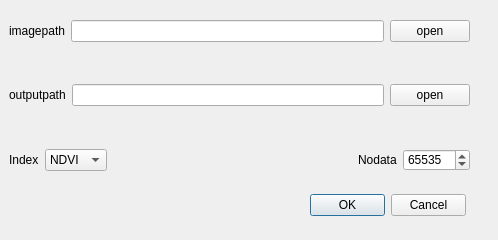
The window that ui/preProcess/index_calc.ui (scrssys/SCRS_RS_AI) describes before a commit, drawn with Qt 5.
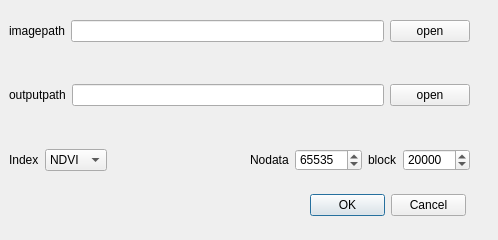
The same window after the commit.

Commit message: 20200817 linux 2 modify index_cal.py and band_combine.py with blocks

```diff
--- a/ui/preProcess/index_calc.ui
+++ b/ui/preProcess/index_calc.ui
@@ -150,27 +150,56 @@
        </spacer>
       </item>
       <item>
-       <layout class="QHBoxLayout" name="horizontalLayout_4">
+       <widget class="QLabel" name="label_4">
+        <property name="text">
+         <string>Nodata</string>
+        </property>
+       </widget>
+      </item>
+      <item>
+       <widget class="QSpinBox" name="spinBox">
+        <property name="minimumSize">
+         <size>
+          <width>0</width>
+          <height>22</height>
+         </size>
+        </property>
+        <property name="maximum">
+         <number>1000000000</number>
+        </property>
+        <property name="value">
+         <number>65535</number>
+        </property>
+       </widget>
+      </item>
+      <item>
+       <layout class="QHBoxLayout" name="horizontalLayout_6">
         <item>
-         <widget class="QLabel" name="label_4">
+         <widget class="QLabel" name="label_5">
           <property name="text">
-           <string>Nodata</string>
+           <string>block</string>
           </property>
          </widget>
         </item>
         <item>
-         <widget class="QSpinBox" name="spinBox">
+         <widget class="QSpinBox" name="spinBox_2">
           <property name="minimumSize">
            <size>
             <width>0</width>
             <height>22</height>
            </size>
           </property>
+          <property name="minimum">
+           <number>1000</number>
+          </property>
           <property name="maximum">
-           <number>1000000000</number>
+           <number>1000000</number>
+          </property>
+          <property name="singleStep">
+           <number>100</number>
           </property>
           <property name="value">
-           <number>65535</number>
+           <number>20000</number>
           </property>
          </widget>
         </item>
```
Left out of the diff: 3 changed lines with no effect on the pictures. The commit also changes 7 other files.
